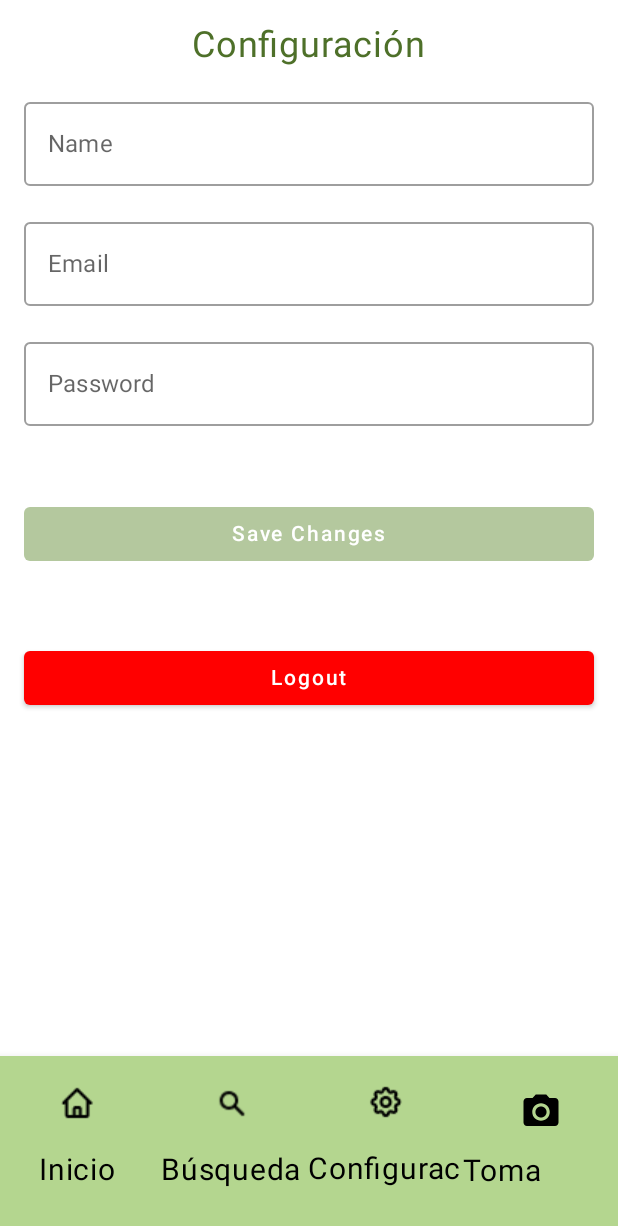
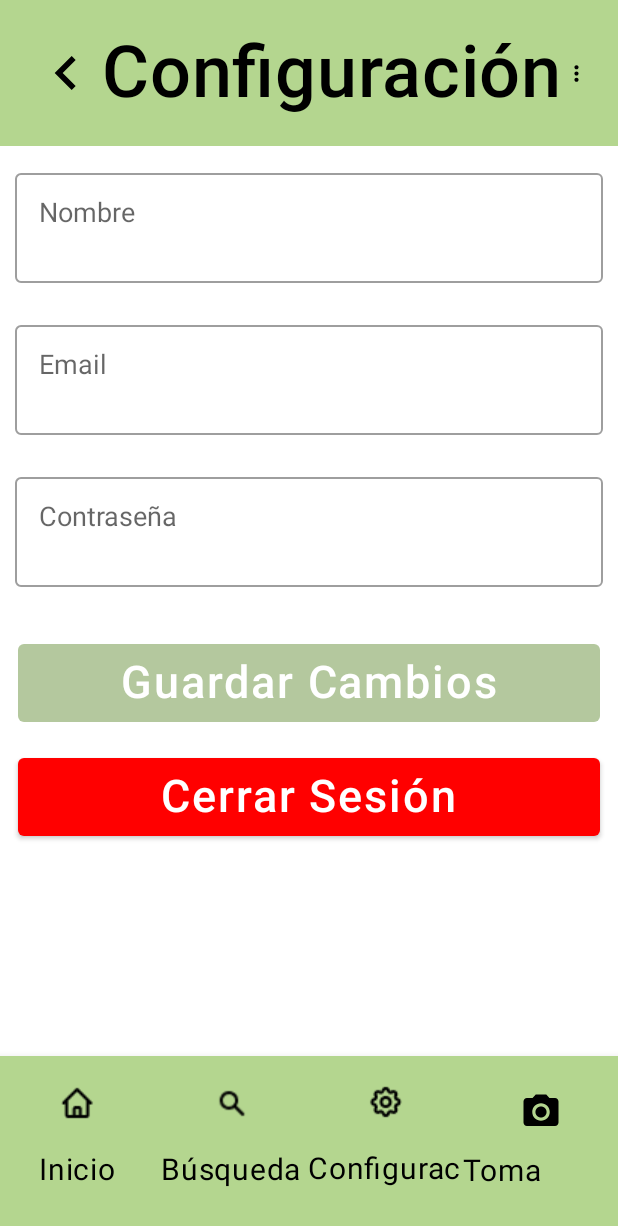
Before and after one commit to NarhariOlalde/DevKots, an Android app built with Jetpack Compose: the DashboardScreen screen opened through its navigation route, item 3 of the bottom bar chosen, on a phone screen of 412 x 824 dp. Shown: the top 1226 px of the screen. Run offline under Robolectric (Android 15) with nearby library versions, the phone set to English and light mode, and no system bars; network calls fail.

Commit message:
Improved Configuration Screen Frontend

```diff
--- a/App/app/src/main/java/com/example/devkots/uiLib/components/MainLayout.kt
+++ b/App/app/src/main/java/com/example/devkots/uiLib/components/MainLayout.kt
@@ -25,6 +25,7 @@ import androidx.compose.ui.graphics.Color
 import androidx.compose.ui.platform.LocalContext
 import androidx.compose.ui.res.colorResource
 import androidx.compose.ui.res.painterResource
+import androidx.compose.ui.text.font.FontWeight
 import androidx.compose.ui.unit.dp
 import androidx.compose.ui.unit.sp
 import androidx.core.app.ActivityCompat
@@ -34,6 +35,7 @@ import com.example.devkots.R
 import com.example.devkots.uiLib.screens.createImageFile
 import com.example.devkots.uiLib.theme.IntroGreen
 import com.example.devkots.uiLib.theme.ObjectGreen2
+import com.example.devkots.uiLib.theme.ObjectGreen3
 
 @Composable
 fun MainLayout(navController: NavController, content: @Composable () -> Unit) {
@@ -68,11 +70,14 @@ fun FormLayout(navController: NavController, content: @Composable () -> Unit) {
 
 
 @Composable
-fun TopNavigationBar(navController: NavController) {
+fun TopNavigationBar(
+    navController: NavController,
+    topText : String = "Formulario"
+) {
     Column(
         modifier = Modifier
             .fillMaxWidth()
-            .background(IntroGreen)
+            .background(Color(0xFFB4D68F))
             .padding(16.dp)
     ) {
         Row(
@@ -92,9 +97,10 @@ fun TopNavigationBar(navController: NavController) {
                 )
             }
             Text(
-                text = "Formulario",
+                text = topText,
                 fontSize = 48.sp,
                 lineHeight = 48.sp,
+                fontWeight = FontWeight.SemiBold,
                 color = colorResource(id = R.color.black)
             )
             IconButton(onClick = { }) {
--- /dev/null
+++ b/App/app/src/main/java/com/example/devkots/uiLib/components/TopBar.kt
@@ -0,0 +1,14 @@
+package com.example.devkots.uiLib.components
+
+import androidx.compose.runtime.Composable
+import androidx.navigation.NavController
+
+@Composable
+fun TopBar(
+    navController: NavController,
+    topText : String,
+
+
+){
+
+}
--- a/App/app/src/main/java/com/example/devkots/uiLib/screens/ConfigurationScreen.kt
+++ b/App/app/src/main/java/com/example/devkots/uiLib/screens/ConfigurationScreen.kt
@@ -1,18 +1,22 @@
 package com.example.devkots.uiLib.screens
 
+import androidx.compose.foundation.background
 import androidx.compose.foundation.layout.*
 import androidx.compose.material.*
 import androidx.compose.runtime.*
 import androidx.compose.ui.Alignment
 import androidx.compose.ui.Modifier
 import androidx.compose.ui.graphics.Color
+import androidx.compose.ui.text.TextStyle
 import androidx.compose.ui.text.input.PasswordVisualTransformation
 import androidx.compose.ui.unit.dp
 import androidx.compose.ui.unit.sp
 import androidx.navigation.NavController
 import com.example.devkots.uiLib.components.MainLayout
+import com.example.devkots.uiLib.components.TopNavigationBar
 import com.example.devkots.uiLib.theme.ObjectGreen1
 import com.example.devkots.uiLib.theme.ObjectGreen2
+import com.example.devkots.uiLib.theme.ObjectGreen4
 import com.example.devkots.uiLib.viewmodels.UserSessionViewModel
 import com.example.devkots.util.HashUtil
 
@@ -39,35 +43,42 @@ fun ConfigurationScreen(
     MainLayout(navController = navController) {
         Column(
             modifier = Modifier
-                .fillMaxSize()
-                .padding(16.dp),
+                .fillMaxSize(),
             horizontalAlignment = Alignment.CenterHorizontally,
-            verticalArrangement = Arrangement.spacedBy(16.dp)
         ) {
-            Text("Configuración", fontSize = 24.sp, color = ObjectGreen1)
+            TopNavigationBar(navController, "Configuración")
 
             // Name Input
             OutlinedTextField(
                 value = name,
                 onValueChange = { name = it },
-                label = { Text("Name") },
-                modifier = Modifier.fillMaxWidth()
+                label = { Text("Nombre", style = TextStyle(fontSize = 18.sp)) },
+                textStyle = TextStyle(fontSize = 35.sp),
+                modifier = Modifier
+                    .fillMaxWidth()
+                    .padding(10.dp)
             )
 
             // Email Input
             OutlinedTextField(
                 value = email,
                 onValueChange = { email = it },
-                label = { Text("Email") },
-                modifier = Modifier.fillMaxWidth()
+                label = { Text("Email", style = TextStyle(fontSize = 18.sp)) },
+                textStyle = TextStyle(fontSize = 35.sp),
+                modifier = Modifier
+                    .fillMaxWidth()
+                    .padding(10.dp)
             )
 
             // Password Input
             OutlinedTextField(
                 value = password,
                 onValueChange = { password = it },
-                label = { Text("Password") },
-                modifier = Modifier.fillMaxWidth(),
+                label = { Text("Contraseña", style = TextStyle(fontSize = 18.sp)) },
+                textStyle = TextStyle(fontSize = 35.sp),
+                modifier = Modifier
+                    .fillMaxWidth()
+                    .padding(10.dp),
                 visualTransformation = PasswordVisualTransformation()
             )
 
@@ -79,11 +90,13 @@ fun ConfigurationScreen(
                     val hashedPassword = HashUtil.sha256(password)
                     userSessionViewModel.updateUserInfo(name, email, hashedPassword)
                 },
-                modifier = Modifier.fillMaxWidth(),
+                modifier = Modifier
+                    .fillMaxWidth()
+                    .padding(12.dp),
                 enabled = isSaveEnabled,
-                colors = ButtonDefaults.buttonColors(backgroundColor = ObjectGreen2)
+                colors = ButtonDefaults.buttonColors(backgroundColor = ObjectGreen1)
             ) {
-                Text("Save Changes", color = Color.White)
+                Text("Guardar Cambios", color = Color.White, fontSize = 30.sp)
             }
 
             // Display Update Status
@@ -94,8 +107,6 @@ fun ConfigurationScreen(
                 )
             }
 
-            Spacer(modifier = Modifier.height(16.dp))
-
             // Logout Button
             Button(
                 onClick = {
@@ -104,10 +115,12 @@ fun ConfigurationScreen(
                         popUpTo("login_signup") { inclusive = true }
                     }
                 },
-                modifier = Modifier.fillMaxWidth(),
+                modifier = Modifier
+                    .fillMaxWidth()
+                    .padding(12.dp),
                 colors = ButtonDefaults.buttonColors(backgroundColor = Color.Red)
             ) {
-                Text("Logout", color = Color.White)
+                Text("Cerrar Sesión", color = Color.White, fontSize = 30.sp)
             }
         }
     }
--- a/App/app/src/main/java/com/example/devkots/uiLib/screens/DashboardScreen.kt
+++ b/App/app/src/main/java/com/example/devkots/uiLib/screens/DashboardScreen.kt
@@ -71,7 +71,7 @@ fun DashboardScreen(
                 ) {
                     TopBar(modifier = Modifier
                         .fillMaxWidth()
-                        .height(225.dp),
+                        .height(175.dp),
                         navController = navController
                     )
 
@@ -152,8 +152,7 @@ fun TopBar(
             painter = painterResource(id = R.drawable.vector_4),
             contentDescription = "Top Background",
             modifier = Modifier
-                .fillMaxWidth()
-                .fillMaxHeight(),
+                .fillMaxWidth(),
             contentScale = ContentScale.FillBounds,
         )
         //logo
```
